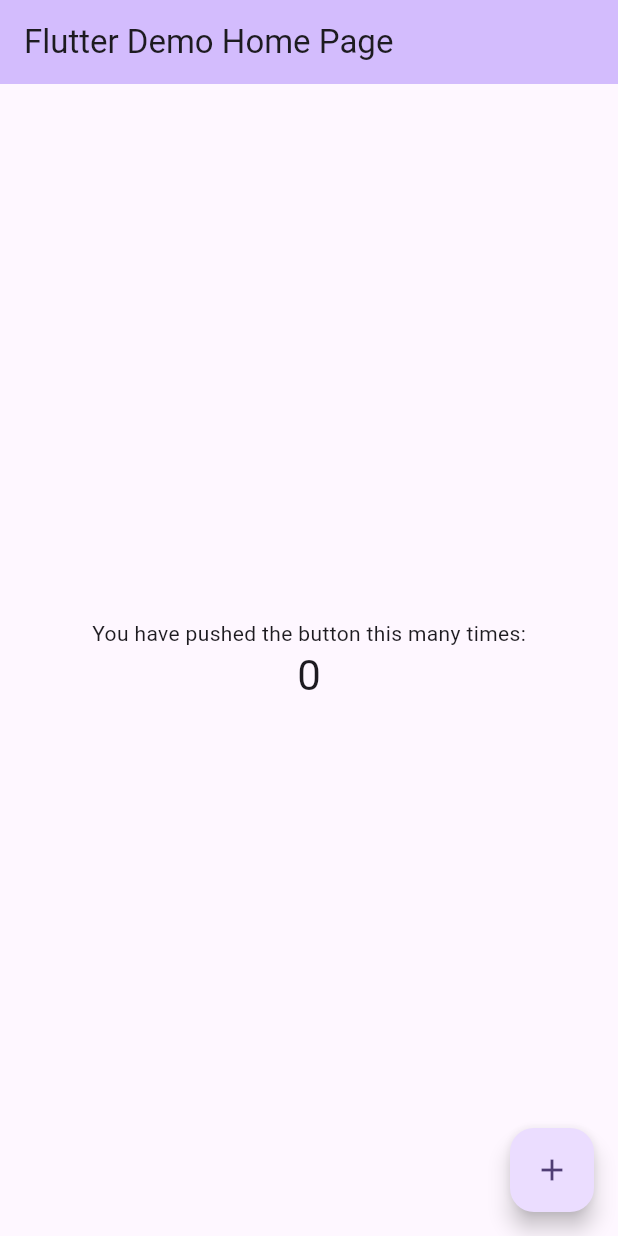
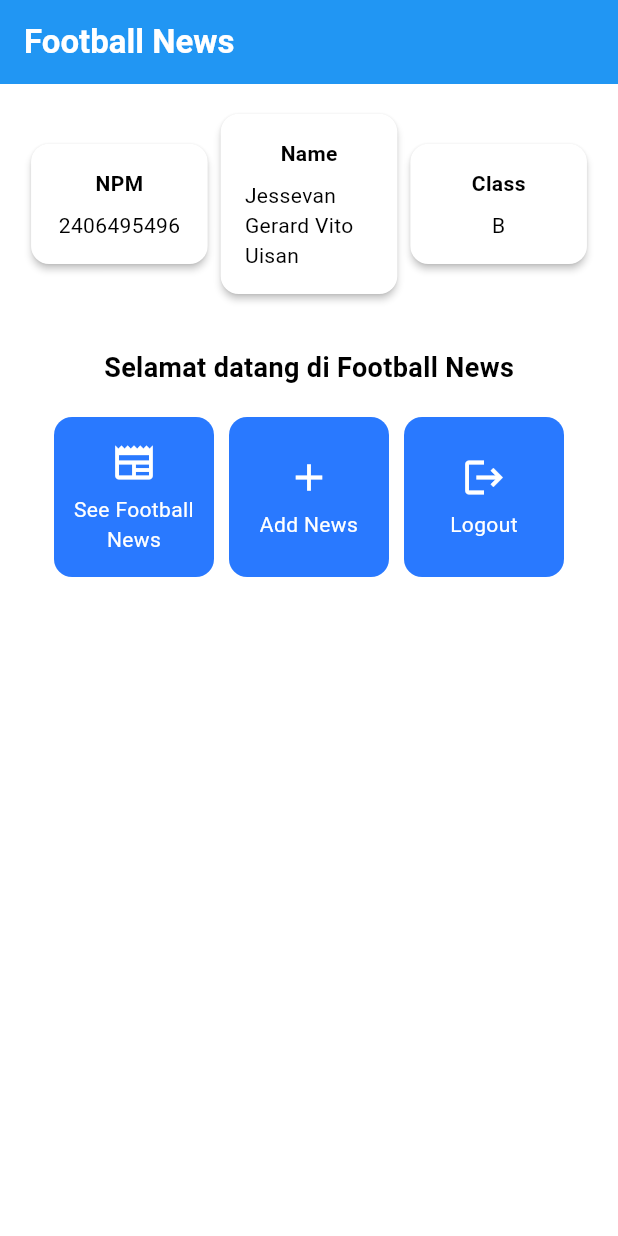
Before and after one commit to jessegvu/football-news-mobile, a Flutter app: the screen it shows after launch, on a phone screen of 412 x 824 dp. Run offline on Flutter 3.47's test engine with Material 3 defaults, Android fonts, the phone set to English and light mode, and no system bars.

Commit message:
Tutorial 6

```diff
--- a/lib/main.dart
+++ b/lib/main.dart
@@ -1,4 +1,5 @@
 import 'package:flutter/material.dart';
+import 'package:football_news/menu.dart';
 
 void main() {
   runApp(const MyApp());
@@ -13,110 +14,10 @@ class MyApp extends StatelessWidget {
     return MaterialApp(
       title: 'Flutter Demo',
       theme: ThemeData(
-        // This is the theme of your application.
-        //
-        // TRY THIS: Try running your application with "flutter run". You'll see
-        // the application has a purple toolbar. Then, without quitting the app,
-        // try changing the seedColor in the colorScheme below to Colors.green
-        // and then invoke "hot reload" (save your changes or press the "hot
-        // reload" button in a Flutter-supported IDE, or press "r" if you used
-        // the command line to start the app).
-        //
-        // Notice that the counter didn't reset back to zero; the application
-        // state is not lost during the reload. To reset the state, use hot
-        // restart instead.
-        //
-        // This works for code too, not just values: Most code changes can be
-        // tested with just a hot reload.
-        colorScheme: ColorScheme.fromSeed(seedColor: Colors.deepPurple),
+        colorScheme: ColorScheme.fromSwatch(primarySwatch: Colors.blue)
+            .copyWith(secondary: Colors.blueAccent[400]),
       ),
-      home: const MyHomePage(title: 'Flutter Demo Home Page'),
+      home: MyHomePage(), // remove `const` because MyHomePage constructor is not const
     );
   }
 }
-
-class MyHomePage extends StatefulWidget {
-  const MyHomePage({super.key, required this.title});
-
-  // This widget is the home page of your application. It is stateful, meaning
-  // that it has a State object (defined below) that contains fields that affect
-  // how it looks.
-
-  // This class is the configuration for the state. It holds the values (in this
-  // case the title) provided by the parent (in this case the App widget) and
-  // used by the build method of the State. Fields in a Widget subclass are
-  // always marked "final".
-
-  final String title;
-
-  @override
-  State<MyHomePage> createState() => _MyHomePageState();
-}
-
-class _MyHomePageState extends State<MyHomePage> {
-  int _counter = 0;
-
-  void _incrementCounter() {
-    setState(() {
-      // This call to setState tells the Flutter framework that something has
-      // changed in this State, which causes it to rerun the build method below
-      // so that the display can reflect the updated values. If we changed
-      // _counter without calling setState(), then the build method would not be
-      // called again, and so nothing would appear to happen.
-      _counter++;
-    });
-  }
-
-  @override
-  Widget build(BuildContext context) {
-    // This method is rerun every time setState is called, for instance as done
-    // by the _incrementCounter method above.
-    //
-    // The Flutter framework has been optimized to make rerunning build methods
-    // fast, so that you can just rebuild anything that needs updating rather
-    // than having to individually change instances of widgets.
-    return Scaffold(
-      appBar: AppBar(
-        // TRY THIS: Try changing the color here to a specific color (to
-        // Colors.amber, perhaps?) and trigger a hot reload to see the AppBar
-        // change color while the other colors stay the same.
-        backgroundColor: Theme.of(context).colorScheme.inversePrimary,
-        // Here we take the value from the MyHomePage object that was created by
-        // the App.build method, and use it to set our appbar title.
-        title: Text(widget.title),
-      ),
-      body: Center(
-        // Center is a layout widget. It takes a single child and positions it
-        // in the middle of the parent.
-        child: Column(
-          // Column is also a layout widget. It takes a list of children and
-          // arranges them vertically. By default, it sizes itself to fit its
-          // children horizontally, and tries to be as tall as its parent.
-          //
-          // Column has various properties to control how it sizes itself and
-          // how it positions its children. Here we use mainAxisAlignment to
-          // center the children vertically; the main axis here is the vertical
-          // axis because Columns are vertical (the cross axis would be
-          // horizontal).
-          //
-          // TRY THIS: Invoke "debug painting" (choose the "Toggle Debug Paint"
-          // action in the IDE, or press "p" in the console), to see the
-          // wireframe for each widget.
-          mainAxisAlignment: MainAxisAlignment.center,
-          children: <Widget>[
-            const Text('You have pushed the button this many times:'),
-            Text(
-              '$_counter',
-              style: Theme.of(context).textTheme.headlineMedium,
-            ),
-          ],
-        ),
-      ),
-      floatingActionButton: FloatingActionButton(
-        onPressed: _incrementCounter,
-        tooltip: 'Increment',
-        child: const Icon(Icons.add),
-      ), // This trailing comma makes auto-formatting nicer for build methods.
-    );
-  }
-}
--- /dev/null
+++ b/lib/menu.dart
@@ -0,0 +1,162 @@
+import 'package:flutter/material.dart';
+
+class MyHomePage extends StatelessWidget {
+  MyHomePage({super.key});
+
+  final String nama = "Jessevan Gerard Vito Uisan";
+  final String npm = "2406495496";
+  final String kelas = "B";
+
+  @override
+  Widget build(BuildContext context) {
+    // Scaffold provides the basic page structure with AppBar and body.
+    return Scaffold(
+      appBar: AppBar(
+        title: const Text(
+          'Football News',
+          style: TextStyle(
+            color: Colors.white,
+            fontWeight: FontWeight.bold,
+          ),
+        ),
+        backgroundColor: Theme.of(context).colorScheme.primary,
+      ),
+      body: Padding(
+        padding: const EdgeInsets.all(16.0),
+        child: Column(
+          crossAxisAlignment: CrossAxisAlignment.center,
+          children: [
+            // Row to display 3 InfoCard horizontally.
+            Row(
+              mainAxisAlignment: MainAxisAlignment.spaceEvenly,
+              children: [
+                InfoCard(title: 'NPM', content: npm),
+                InfoCard(title: 'Name', content: nama),
+                InfoCard(title: 'Class', content: kelas),
+              ],
+            ),
+
+            const SizedBox(height: 16.0),
+
+            Center(
+              child: Column(
+                children: [
+                  const Padding(
+                    padding: EdgeInsets.only(top: 16.0),
+                    child: Text(
+                      'Selamat datang di Football News',
+                      style: TextStyle(
+                        fontWeight: FontWeight.bold,
+                        fontSize: 18.0,
+                      ),
+                    ),
+                  ),
+
+                  // Grid to show ItemCard in 3 columns.
+                  GridView.count(
+                    primary: true,
+                    padding: const EdgeInsets.all(20),
+                    crossAxisSpacing: 10,
+                    mainAxisSpacing: 10,
+                    crossAxisCount: 3,
+                    shrinkWrap: true,
+                    children: items.map((ItemHomepage item) {
+                      return ItemCard(item);
+                    }).toList(),
+                  ),
+                ],
+              ),
+            ),
+          ],
+        ),
+      ),
+    );
+  }
+
+  final List<ItemHomepage> items = [
+    ItemHomepage("See Football News", Icons.newspaper),
+    ItemHomepage("Add News", Icons.add),
+    ItemHomepage("Logout", Icons.logout),
+  ];
+}
+
+class InfoCard extends StatelessWidget {
+  // Kartu informasi yang menampilkan title dan content.
+
+  final String title; // Judul kartu.
+  final String content; // Isi kartu.
+
+  const InfoCard({super.key, required this.title, required this.content});
+
+  @override
+  Widget build(BuildContext context) {
+    return Card(
+      elevation: 2.0,
+      child: Container(
+        width: MediaQuery.of(context).size.width / 3.5,
+        padding: const EdgeInsets.all(16.0),
+        child: Column(
+          children: [
+            Text(
+              title,
+              style: const TextStyle(fontWeight: FontWeight.bold),
+            ),
+            const SizedBox(height: 8.0),
+            Text(content),
+          ],
+        ),
+      ),
+    );
+  }
+}
+
+class ItemHomepage {
+  final String name;
+  final IconData icon;
+
+  ItemHomepage(this.name, this.icon);
+}
+
+class ItemCard extends StatelessWidget {
+  final ItemHomepage item;
+
+  const ItemCard(this.item, {super.key});
+
+  @override
+  Widget build(BuildContext context) {
+    return Material(
+      color: Theme.of(context).colorScheme.secondary,
+      borderRadius: BorderRadius.circular(12),
+      child: InkWell(
+        onTap: () {
+          ScaffoldMessenger.of(context)
+            ..hideCurrentSnackBar()
+            ..showSnackBar(
+              SnackBar(content: Text("Kamu telah menekan tombol ${item.name}!"))
+            );
+        },
+        child: Container(
+          padding: const EdgeInsets.all(8),
+          child: Center(
+            child: Column(
+              mainAxisAlignment: MainAxisAlignment.center,
+              children: [
+                Icon(
+                  item.icon,
+                  color: Colors.white,
+                  size: 30.0,
+                ),
+                const Padding(padding: EdgeInsets.all(3)),
+                Text(
+                  item.name,
+                  textAlign: TextAlign.center,
+                  style: const TextStyle(color: Colors.white),
+                ),
+              ],
+            ),
+          ),
+        ),
+      ),
+    );
+  }
+}
```
